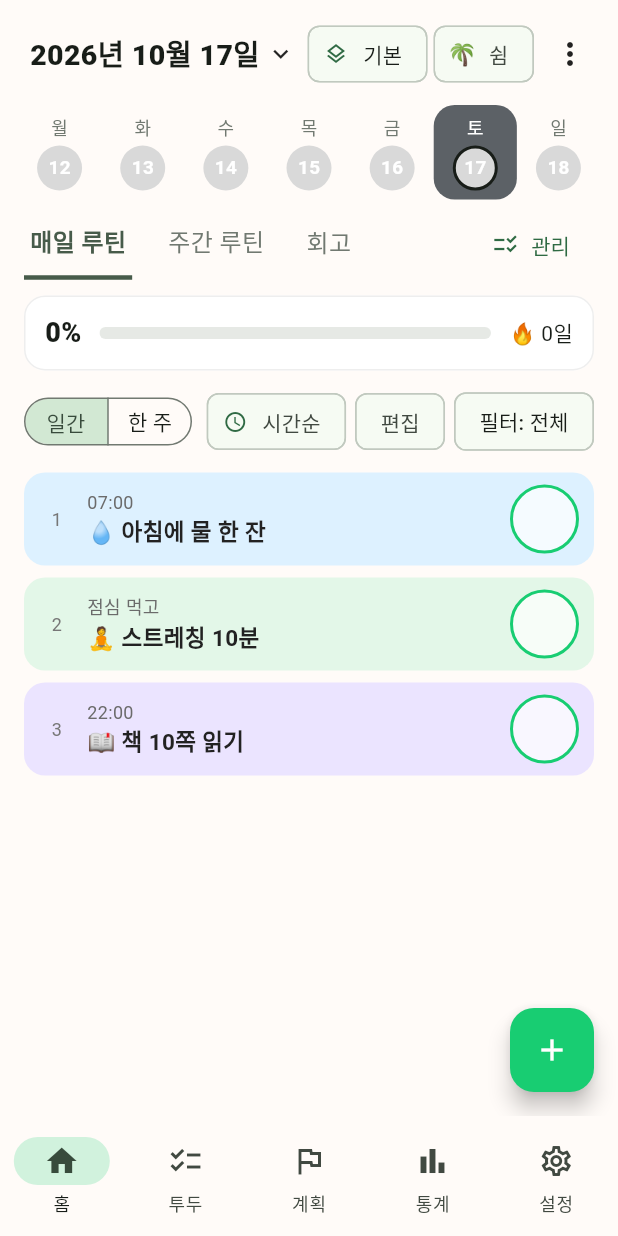
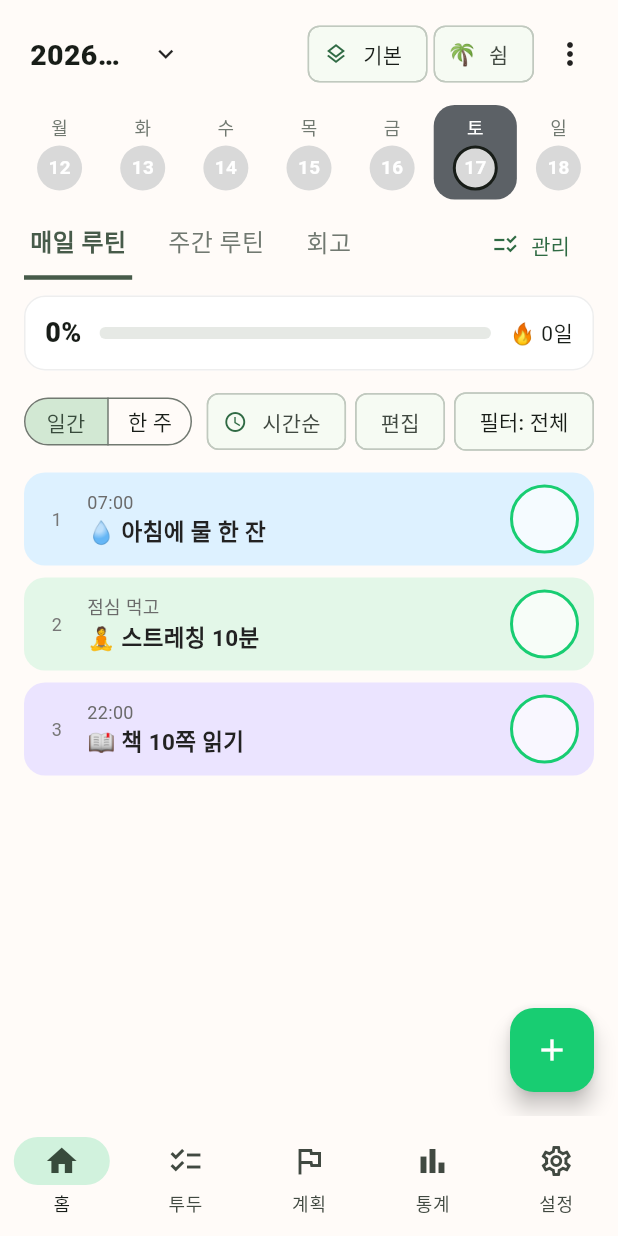
Before and after one commit to ryutt919/SUnDo, a Flutter app: the screen it shows after launch, on a phone screen of 412 x 824 dp. Run offline on Flutter 3.47's test engine with Material 3 defaults, Android fonts, the phone set to English and light mode, and no system bars; our stand-ins replace file_picker, flutter_local_notifications, flutter_timezone, image_picker, share_plus, shared_preferences and 1 more; missing offline and left inert: device_calendar_plus, home_widget; statements that could not run were skipped.

Commit message:
fix: 좁은 화면에서 홈 상단 날짜 줄이 넘치는 문제 수정(iOS 시뮬레이터 테스트에서 발견)

```diff
--- a/SUnDo-ios/lib/ui/features/home/views/home_screen.dart
+++ b/SUnDo-ios/lib/ui/features/home/views/home_screen.dart
@@ -166,7 +166,9 @@ class _Header extends StatelessWidget {
       padding: const EdgeInsets.fromLTRB(16, 12, 8, 4),
       child: Row(
         children: [
-          InkWell(
+          // 좁은 화면(iPhone 등)에서는 날짜 글자가 줄어들어 오른쪽 버튼들이 밀려나지 않게 한다
+          Flexible(
+            child: InkWell(
             borderRadius: BorderRadius.circular(8),
             onTap: () async {
               final picked = await showDatePicker(
@@ -181,7 +183,9 @@ class _Header extends StatelessWidget {
               padding: const EdgeInsets.all(4),
               child: Text('${d.year}년 ${d.month}월 ${d.day}일',
                   maxLines: 1,
+                  overflow: TextOverflow.ellipsis,
                   style: const TextStyle(fontSize: 19, fontWeight: FontWeight.w900)),
+            ),
             ),
           ),
           const Icon(Icons.expand_more, size: 20),
--- a/lib/ui/features/home/views/home_screen.dart
+++ b/lib/ui/features/home/views/home_screen.dart
@@ -166,7 +166,9 @@ class _Header extends StatelessWidget {
       padding: const EdgeInsets.fromLTRB(16, 12, 8, 4),
       child: Row(
         children: [
-          InkWell(
+          // 좁은 화면(iPhone 등)에서는 날짜 글자가 줄어들어 오른쪽 버튼들이 밀려나지 않게 한다
+          Flexible(
+            child: InkWell(
             borderRadius: BorderRadius.circular(8),
             onTap: () async {
               final picked = await showDatePicker(
@@ -181,7 +183,9 @@ class _Header extends StatelessWidget {
               padding: const EdgeInsets.all(4),
               child: Text('${d.year}년 ${d.month}월 ${d.day}일',
                   maxLines: 1,
+                  overflow: TextOverflow.ellipsis,
                   style: const TextStyle(fontSize: 19, fontWeight: FontWeight.w900)),
+            ),
             ),
           ),
           const Icon(Icons.expand_more, size: 20),
```
